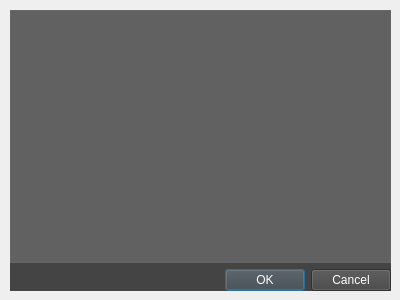
This is ChooseForm.ui in Bors1k/property-analysis-system as Qt 5 draws it before an edit. The edited form follows.
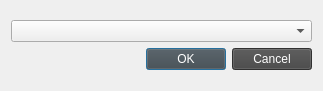
This is the edited form.

```diff
--- a/ChooseForm.ui
+++ b/ChooseForm.ui
@@ -6,10 +6,22 @@
    <rect>
     <x>0</x>
     <y>0</y>
-    <width>400</width>
-    <height>300</height>
+    <width>323</width>
+    <height>91</height>
    </rect>
   </property>
+  <property name="minimumSize">
+   <size>
+    <width>323</width>
+    <height>91</height>
+   </size>
+  </property>
+  <property name="maximumSize">
+   <size>
+    <width>323</width>
+    <height>91</height>
+   </size>
+  </property>
   <property name="windowTitle">
    <string>Dialog</string>
   </property>
@@ -18,18 +30,11 @@
 .QTableWidget {background-color: rgba(143, 144, 146, 100);border-radius: '                                    '8px;}
 .QWidget {background-color: #444444;;}</string>
   </property>
-  <widget class="QWidget" name="">
-   <property name="geometry">
-    <rect>
-     <x>10</x>
-     <y>10</y>
-     <width>381</width>
-     <height>281</height>
-    </rect>
-   </property>
+  <layout class="QVBoxLayout" name="verticalLayout_2">
+   <item>
    <layout class="QVBoxLayout" name="verticalLayout">
     <item>
-     <widget class="QTableWidget" name="tableWidget"/>
+      <widget class="QComboBox" name="comboBox"/>
     </item>
     <item>
      <widget class="QDialogButtonBox" name="buttonBox">
@@ -42,7 +47,8 @@
      </widget>
     </item>
    </layout>
-  </widget>
+   </item>
+  </layout>
  </widget>
  <resources/>
  <connections>
```
Lines whose indentation alone changed are shown as unchanged.
